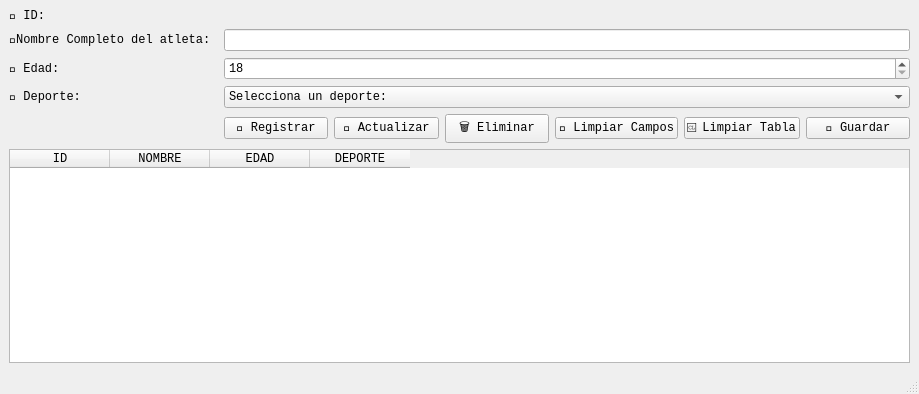
Before: the Qt Designer form mainwindow.ui in Carlitops13/Gestion_Atletas_Final, drawn with Qt 5.
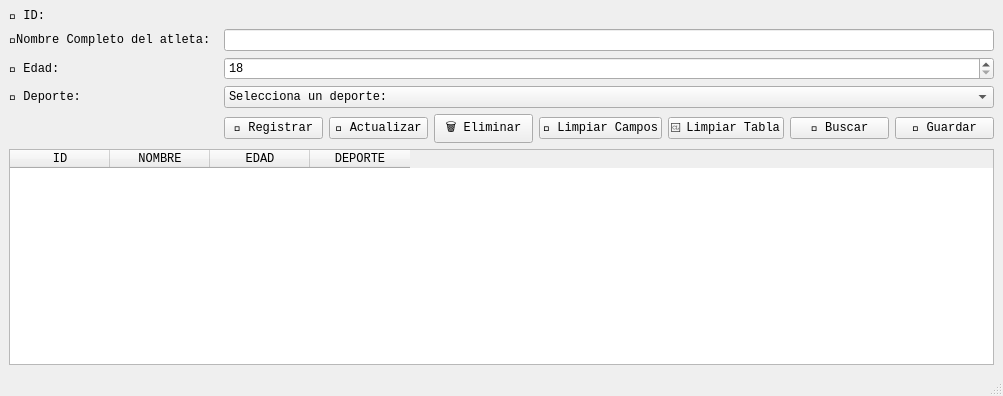
After: the same form once the commit is applied.

Commit message: Se agrego el boton y funcion de buscar.

Patch:
```diff
--- a/mainwindow.ui
+++ b/mainwindow.ui
@@ -6,8 +6,8 @@
    <rect>
     <x>0</x>
     <y>0</y>
-    <width>919</width>
-    <height>394</height>
+    <width>1003</width>
+    <height>396</height>
    </rect>
   </property>
   <property name="font">
@@ -177,6 +177,13 @@
           </property>
          </widget>
         </item>
+        <item>
+         <widget class="QPushButton" name="pushButton_buscar">
+          <property name="text">
+           <string>🔎 Buscar</string>
+          </property>
+         </widget>
+        </item>
         <item>
          <widget class="QPushButton" name="pushButton_guardar">
           <property name="text">
```
Left out of the diff: 16 changed lines with no effect on the pictures. The commit also changes 2 other files.
